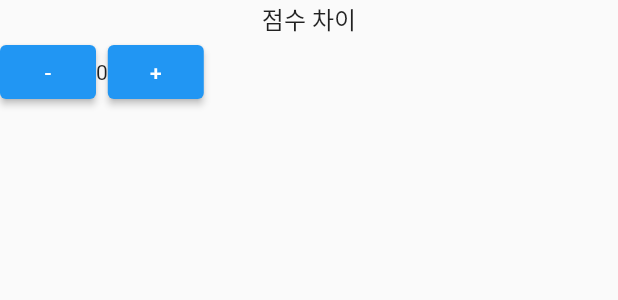
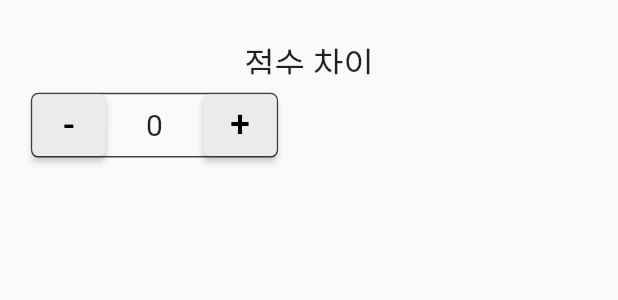
Before and after one commit to heetae185/BaseballWinExpectancyApp, a Flutter app: the MarginWidget widget shown alone on an empty page, opened directly, on a phone screen of 412 x 824 dp. Shown: the top 300 px of the screen. Run offline on Flutter 3.47's test engine with Material 2 defaults, Android fonts, the phone set to English and light mode, and no system bars; our stand-ins replace numberpicker, sqflite; accounts and stored records are empty; Roboto replaces fonts that are missing (SpoqaHanSansNeo).

Commit message:
Modified margin widget

```diff
--- a/lib/widgets/widget_margin.dart
+++ b/lib/widgets/widget_margin.dart
@@ -28,15 +28,46 @@ class _MarginWidgetState extends State<MarginWidget> {
   Widget build(BuildContext context) {
     final probsProvider = Provider.of<Probs>(context);
     late Probs newProb;
-    return Container(
-      child: Column(children: [
-        Text(
+    double marginWidgetHeight = MediaQuery.of(context).size.height * 0.15;
+    double marginWidgetWidth = MediaQuery.of(context).size.width * 0.5;
+    double marginButtonWidth = MediaQuery.of(context).size.width * 0.5 * 0.8;
+
+    return Column(children: [
+      SizedBox(
+        height: marginWidgetHeight * 0.2,
+      ),
+      SizedBox(
+        height: marginWidgetHeight * 0.2,
+        child: const Text(
           '점수 차이',
-          style: TextStyle(fontSize: 16),
+          style: TextStyle(fontSize: 22),
+        ),
+      ),
+      SizedBox(
+        height: marginWidgetHeight * 0.1,
+      ),
+      SizedBox(
+        height: marginWidgetHeight * 0.35,
+        child: Row(children: [
+          SizedBox(
+            width: marginWidgetWidth * 0.1,
           ),
           Container(
+            alignment: Alignment.center,
+            width: marginButtonWidth,
+            decoration: BoxDecoration(
+              border: Border.all(color: Color(0xFF424242)),
+              borderRadius: BorderRadius.circular(5),
+            ),
             child: Row(children: [
-            ElevatedButton(
+              SizedBox(
+                width: (marginButtonWidth - 2) * 0.3,
+                height: marginWidgetHeight * 0.35,
+                child: ElevatedButton(
+                    style: ButtonStyle(
+                      backgroundColor:
+                          MaterialStateProperty.all(Color(0xFFEBEBEB)),
+                    ),
                     onPressed: () async {
                       setState(() {
                         margin -= 1;
@@ -49,12 +80,31 @@ class _MarginWidgetState extends State<MarginWidget> {
                           probsProvider.outCount,
                           probsProvider.situation,
                           probsProvider.margin);
-                  probsProvider.setResults(
-                      newProb.games, newProb.gamesWon, newProb.winExpectancy);
+                      probsProvider.setResults(newProb.games, newProb.gamesWon,
+                          newProb.winExpectancy);
                     },
-                child: Text('-')),
-            Text(margin.toString()),
-            ElevatedButton(
+                    child: const Text(
+                      '-',
+                      style: TextStyle(color: Colors.black, fontSize: 24),
+                    )),
+              ),
+              Container(
+                alignment: Alignment.center,
+                width: (marginButtonWidth - 2) * 0.4,
+                height: marginWidgetHeight * 0.35,
+                child: Text(
+                  "${margin > 0 ? "+" : ""}$margin",
+                  style: const TextStyle(fontSize: 20),
+                ),
+              ),
+              SizedBox(
+                width: (marginButtonWidth - 2) * 0.3,
+                height: marginWidgetHeight * 0.35,
+                child: ElevatedButton(
+                    style: ButtonStyle(
+                      backgroundColor:
+                          MaterialStateProperty.all(const Color(0xFFEBEBEB)),
+                    ),
                     onPressed: () async {
                       setState(() {
                         margin += 1;
@@ -67,13 +117,24 @@ class _MarginWidgetState extends State<MarginWidget> {
                           probsProvider.outCount,
                           probsProvider.situation,
                           probsProvider.margin);
-                  probsProvider.setResults(
-                      newProb.games, newProb.gamesWon, newProb.winExpectancy);
+                      probsProvider.setResults(newProb.games, newProb.gamesWon,
+                          newProb.winExpectancy);
                     },
-                child: Text('+'))
+                    child: const Text(
+                      '+',
+                      style: TextStyle(color: Colors.black, fontSize: 24),
+                    )),
+              ),
             ]),
+          ),
+          SizedBox(
+            width: marginWidgetWidth * 0.1,
+          ),
+        ]),
+      ),
+      SizedBox(
+        height: marginWidgetHeight * 0.15,
       )
-      ]),
-    );
+    ]);
   }
 }
--- a/lib/widgets/widget_outCount.dart
+++ b/lib/widgets/widget_outCount.dart
@@ -54,7 +54,7 @@ class _OutcountWidgetState extends State<OutCountWidget> {
         ),
         SizedBox(
           height: outCountWidgetHeight * 0.2,
-          child: Text(
+          child: const Text(
             '아웃',
             style: TextStyle(fontSize: 22),
           ),
```
Lines whose indentation alone changed are shown as unchanged.
